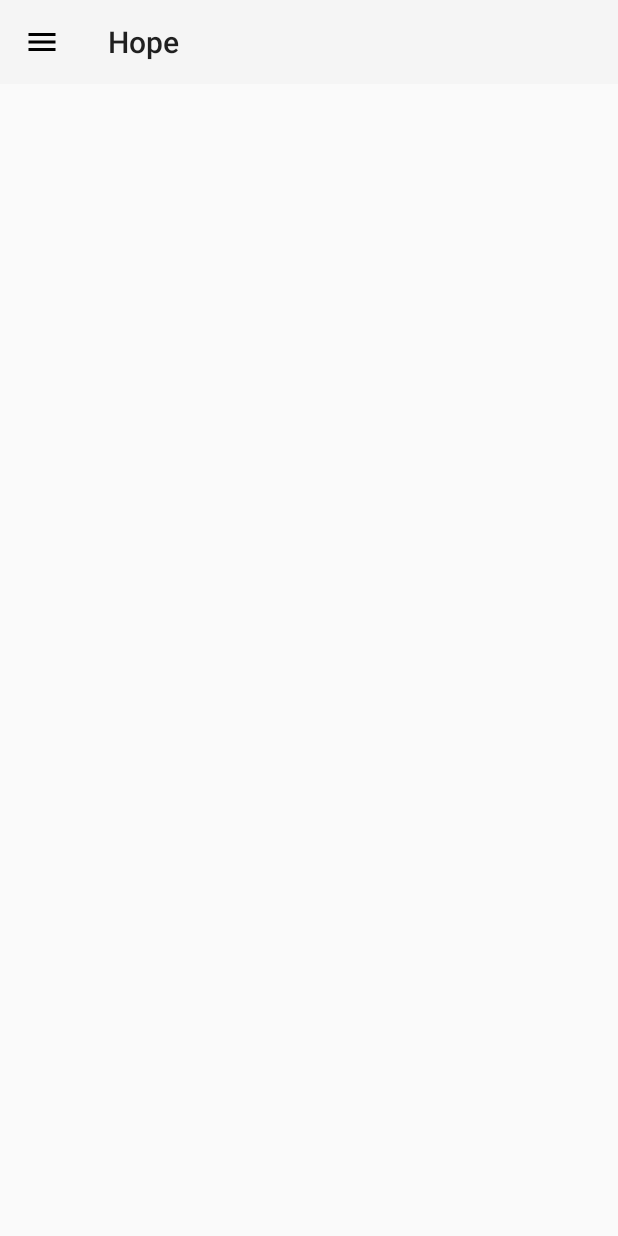
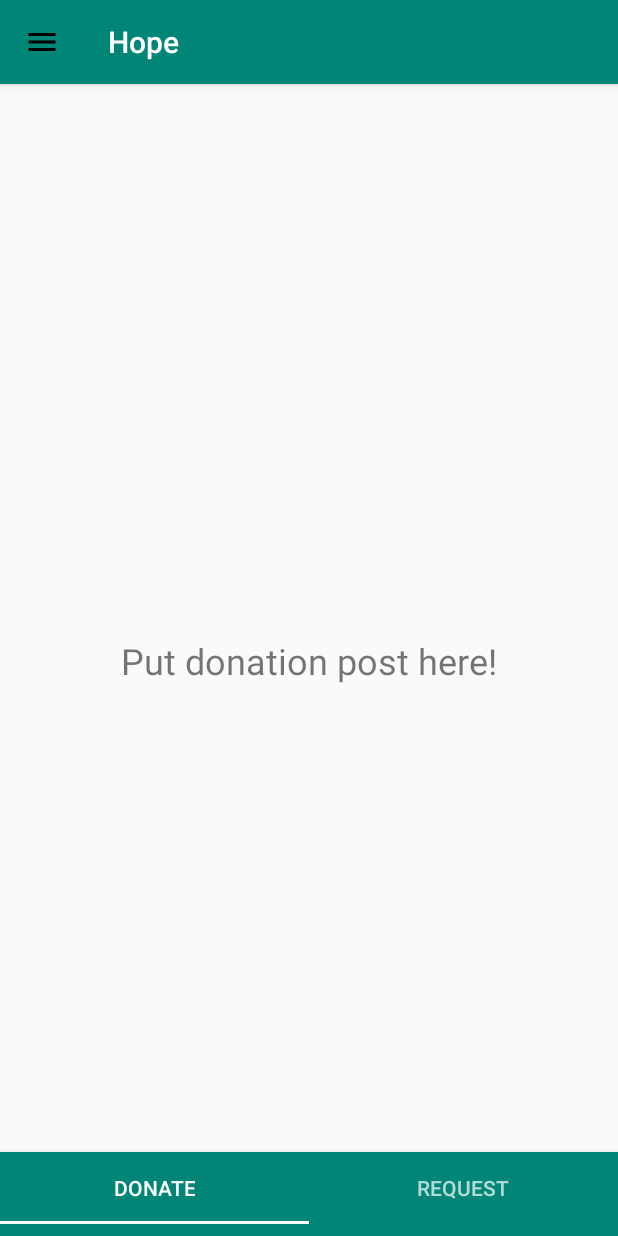
Before and after one commit to hoangloc0402/Hope, an Android app: the screen it shows after launch (MainActivity), on a phone screen of 412 x 824 dp. Before the commit the screen is almost empty. Run offline under Robolectric (Android 15) with nearby library versions, the phone set to English and light mode, and no system bars.

Commit message:
Add nav_header

```diff
--- a/app/src/main/AndroidManifest.xml
+++ b/app/src/main/AndroidManifest.xml
@@ -10,7 +10,7 @@
           android:roundIcon="@mipmap/ic_launcher_round"
           android:supportsRtl="true"
           tools:ignore="GoogleAppIndexingWarning"
-          android:theme="@style/Theme.AppCompat.DayNight.NoActionBar">
+          android:theme="@style/AppTheme">
           <activity
               android:name=".MainActivity">
             <intent-filter>
--- /dev/null
+++ b/app/src/main/java/com/sunset/hope/AdapterMainTab.java
@@ -0,0 +1,31 @@
+package com.sunset.hope;
+
+import android.support.v4.app.Fragment;
+import android.support.v4.app.FragmentManager;
+import android.support.v4.app.FragmentPagerAdapter;
+
+    public class AdapterMainTab extends FragmentPagerAdapter {
+        int numberOfTabs;
+        public AdapterMainTab(FragmentManager fm, int NumOfTabs) {
+            super(fm);
+            this.numberOfTabs = NumOfTabs;
+        }
+        @Override
+        public Fragment getItem(int position) {
+            switch (position) {
+                case 0:
+                    Fragment tab1 = new FragmentDonate();
+                    return tab1;
+                case 1:
+                    Fragment tab2 = new FragmentRequest();
+                    return tab2;
+                default:
+                    return null;
+            }
+        }
+
+        @Override
+        public int getCount() {
+            return numberOfTabs;
+        }
+    }
--- /dev/null
+++ b/app/src/main/java/com/sunset/hope/FragmentDonate.java
@@ -0,0 +1,24 @@
+package com.sunset.hope;
+
+import android.os.Bundle;
+import android.support.annotation.NonNull;
+import android.support.annotation.Nullable;
+import android.support.v4.app.Fragment;
+import android.view.LayoutInflater;
+import android.view.View;
+import android.view.ViewGroup;
+
+public class FragmentDonate extends Fragment {
+    View myView;
+    @Override
+    public void onCreate(@Nullable Bundle savedInstanceState){
+        super.onCreate(savedInstanceState);
+    }
+
+    @Nullable
+    @Override
+    public View onCreateView(@NonNull LayoutInflater inflater, @Nullable ViewGroup container, @Nullable Bundle savedInstanceState) {
+        myView =  inflater.inflate(R.layout.fragment_donate, container, false);
+        return myView;
+    }
+}
--- /dev/null
+++ b/app/src/main/java/com/sunset/hope/FragmentMain.java
@@ -0,0 +1,46 @@
+package com.sunset.hope;
+
+import android.os.Bundle;
+import android.support.design.widget.TabLayout;
+import android.support.v4.app.Fragment;
+import android.support.v4.view.ViewPager;
+import android.support.v7.app.AppCompatActivity;
+import android.view.LayoutInflater;
+import android.view.View;
+import android.view.ViewGroup;
+
+public class FragmentMain  extends Fragment {
+    View myView;
+    public FragmentMain(){}
+
+    @Override
+    public View onCreateView(LayoutInflater inflater, ViewGroup container, Bundle savedInstanceState) {
+        myView =  inflater.inflate(R.layout.fragment_main, container, false);
+        TabLayout tabLayout = myView.findViewById(R.id.tab_layout);
+        tabLayout.addTab(tabLayout.newTab().setText("Donate"));
+        tabLayout.addTab(tabLayout.newTab().setText("Request"));
+        tabLayout.setTabGravity(TabLayout.GRAVITY_FILL);
+
+        final ViewPager viewPager = (ViewPager) myView.findViewById(R.id.pager);
+
+        final AdapterMainTab adapter = new AdapterMainTab (getActivity().getSupportFragmentManager(), tabLayout.getTabCount());
+        viewPager.setAdapter(adapter);
+        viewPager.addOnPageChangeListener(new TabLayout.TabLayoutOnPageChangeListener(tabLayout));
+        tabLayout.addOnTabSelectedListener(new TabLayout.OnTabSelectedListener() {
+            @Override
+            public void onTabSelected(TabLayout.Tab tab) {
+                viewPager.setCurrentItem(tab.getPosition());
+            }
+
+            @Override
+            public void onTabUnselected(TabLayout.Tab tab) {
+            }
+
+            @Override
+            public void onTabReselected(TabLayout.Tab tab) {
+            }
+        });
+        return myView;
+    }
+
+}
--- /dev/null
+++ b/app/src/main/java/com/sunset/hope/FragmentRequest.java
@@ -0,0 +1,25 @@
+package com.sunset.hope;
+
+import android.os.Bundle;
+import android.support.annotation.NonNull;
+import android.support.annotation.Nullable;
+import android.support.v4.app.Fragment;
+import android.view.LayoutInflater;
+import android.view.View;
+import android.view.ViewGroup;
+
+public class FragmentRequest extends Fragment {
+    View myView;
+
+    @Override
+    public void onCreate(@Nullable Bundle savedInstanceState) {
+        super.onCreate(savedInstanceState);
+    }
+
+    @Nullable
+    @Override
+    public View onCreateView(@NonNull LayoutInflater inflater, @Nullable ViewGroup container, @Nullable Bundle savedInstanceState) {
+        myView =  inflater.inflate(R.layout.fragment_request, container, false);
+        return myView;
+    }
+}
--- a/app/src/main/java/com/sunset/hope/MainActivity.java
+++ b/app/src/main/java/com/sunset/hope/MainActivity.java
@@ -23,9 +23,9 @@ public class MainActivity extends AppCompatActivity {
         mDrawerLayout = findViewById(R.id.drawer_layout);
 
         FragmentTransaction transaction;
-//        transaction = getSupportFragmentManager().beginTransaction();
-//        transaction.replace(R.id.content_frame, new FragmentMain());
-//        transaction.commit();
+        transaction = getSupportFragmentManager().beginTransaction();
+        transaction.replace(R.id.content_frame, new FragmentMain());
+        transaction.commit();
 
         NavigationView navigationView =  findViewById(R.id.nav_view);
 
@@ -73,8 +73,8 @@ public class MainActivity extends AppCompatActivity {
                     }
                 });
 
-        Toolbar toolbar = findViewById(R.id.toolbar);
-        setSupportActionBar(toolbar);
+//        Toolbar toolbar = findViewById(R.id.toolbar);
+//        setSupportActionBar(toolbar);
         ActionBar actionbar = getSupportActionBar();
         actionbar.setDisplayHomeAsUpEnabled(true);
         actionbar.setHomeAsUpIndicator(R.drawable.ic_menu);
--- a/app/src/main/res/layout/drawer_layout.xml
+++ b/app/src/main/res/layout/drawer_layout.xml
@@ -10,18 +10,11 @@
     android:fitsSystemWindows="true"
     tools:context=".MainActivity">
 
-    <!-- Layout to contain contents of main body of screen (drawer will slide over this) -->
+
     <FrameLayout
         android:id="@+id/content_frame"
         android:layout_width="match_parent"
         android:layout_height="match_parent">
-
-        <android.support.v7.widget.Toolbar
-            android:id="@+id/toolbar"
-            android:layout_width="match_parent"
-            android:layout_height="?attr/actionBarSize"
-            android:background="?attr/colorPrimary"
-            android:theme="@style/ThemeOverlay.AppCompat.ActionBar" />
 
     </FrameLayout>
 
--- a/app/src/main/res/layout/activity_main.xml
+++ b/app/src/main/res/layout/fragment_donate.xml
@@ -1,18 +1,21 @@
 <?xml version="1.0" encoding="utf-8"?>
 <android.support.constraint.ConstraintLayout xmlns:android="http://schemas.android.com/apk/res/android"
     xmlns:app="http://schemas.android.com/apk/res-auto"
-    xmlns:tools="http://schemas.android.com/tools"
     android:layout_width="match_parent"
-    android:layout_height="match_parent"
-    tools:context=".MainActivity">
+    android:layout_height="match_parent" >
 
     <TextView
+        android:id="@+id/textView"
         android:layout_width="wrap_content"
         android:layout_height="wrap_content"
-        android:text="Hello World!"
+        android:layout_marginStart="8dp"
+        android:layout_marginTop="8dp"
+        android:layout_marginEnd="8dp"
+        android:layout_marginBottom="8dp"
+        android:text="Put donation post here!"
+        android:textSize="24sp"
         app:layout_constraintBottom_toBottomOf="parent"
-        app:layout_constraintLeft_toLeftOf="parent"
-        app:layout_constraintRight_toRightOf="parent"
+        app:layout_constraintEnd_toEndOf="parent"
+        app:layout_constraintStart_toStartOf="parent"
         app:layout_constraintTop_toTopOf="parent" />
-
 </android.support.constraint.ConstraintLayout>
--- /dev/null
+++ b/app/src/main/res/layout/fragment_main.xml
@@ -0,0 +1,37 @@
+<?xml version="1.0" encoding="utf-8"?>
+<android.support.constraint.ConstraintLayout xmlns:android="http://schemas.android.com/apk/res/android"
+    xmlns:app="http://schemas.android.com/apk/res-auto"
+    xmlns:tools="http://schemas.android.com/tools"
+    android:layout_width="match_parent"
+    android:layout_height="match_parent"
+    tools:context="com.sunset.hope.MainActivity">
+    <android.support.v7.widget.Toolbar
+        android:id="@+id/toolbar"
+        android:layout_width="match_parent"
+        android:layout_height="wrap_content">
+
+    </android.support.v7.widget.Toolbar>
+
+    <android.support.v4.view.ViewPager
+        android:id="@+id/pager"
+        android:layout_width="match_parent"
+        android:layout_height="fill_parent"
+        android:layout_below="@id/tab_layout"
+        app:layout_constraintBottom_toTopOf="@+id/tab_layout"
+        app:layout_constraintTop_toBottomOf="@+id/toolbar"
+        app:layout_constraintVertical_bias="0.0" />
+
+    <android.support.design.widget.TabLayout
+        android:id="@+id/tab_layout"
+        android:layout_width="match_parent"
+        android:layout_height="wrap_content"
+        android:layout_marginEnd="0dp"
+        android:layout_marginBottom="0dp"
+        android:background="?attr/colorPrimary"
+        android:elevation="6dp"
+        android:minHeight="?attr/actionBarSize"
+        android:theme="@style/ThemeOverlay.AppCompat.Dark.ActionBar"
+        app:layout_constraintBottom_toBottomOf="parent"
+        app:layout_constraintEnd_toEndOf="parent" />
+
+</android.support.constraint.ConstraintLayout>
--- /dev/null
+++ b/app/src/main/res/layout/fragment_request.xml
@@ -0,0 +1,21 @@
+<?xml version="1.0" encoding="utf-8"?>
+<android.support.constraint.ConstraintLayout
+    xmlns:android="http://schemas.android.com/apk/res/android"
+    android:layout_width="match_parent"
+    xmlns:app="http://schemas.android.com/apk/res-auto"
+    android:layout_height="match_parent" >
+    <TextView
+        android:id="@+id/textView"
+        android:layout_width="wrap_content"
+        android:layout_height="wrap_content"
+        android:layout_marginStart="8dp"
+        android:layout_marginTop="8dp"
+        android:layout_marginEnd="8dp"
+        android:layout_marginBottom="8dp"
+        android:text="Put request post here!"
+        android:textSize="24sp"
+        app:layout_constraintBottom_toBottomOf="parent"
+        app:layout_constraintEnd_toEndOf="parent"
+        app:layout_constraintStart_toStartOf="parent"
+        app:layout_constraintTop_toTopOf="parent" />
+</android.support.constraint.ConstraintLayout>
--- a/app/src/main/res/values/colors.xml
+++ b/app/src/main/res/values/colors.xml
@@ -2,5 +2,5 @@
 <resources>
     <color name="colorPrimary">#008577</color>
     <color name="colorPrimaryDark">#00574B</color>
-    <color name="colorAccent">#D81B60</color>
+    <color name="colorAccent">#FFFFFF</color>
 </resources>
```
